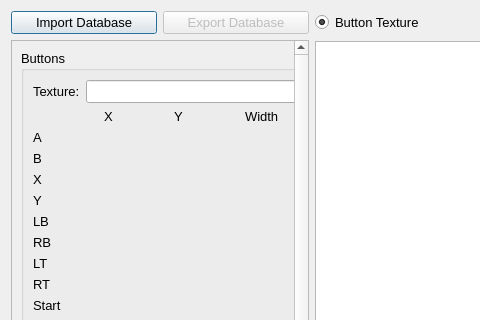
brianuuu/fcoEditor, file databasegenerator.ui: the form before one commit; both pictures show x 0 to 480 and y 0 to 320 of the 846 by 572 pixel window.
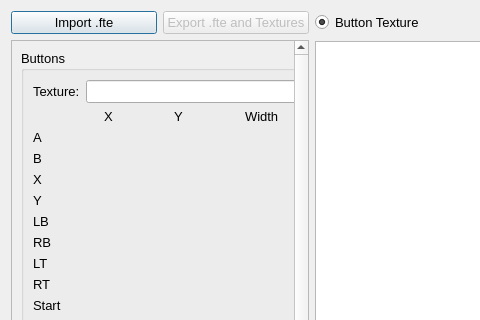
The form after the commit. Custom widgets are drawn as their Qt base class.

Commit message: Fixed bug with paths

```diff
--- a/databasegenerator.ui
+++ b/databasegenerator.ui
@@ -26,7 +26,7 @@
        <item>
         <widget class="QPushButton" name="PB_Import">
          <property name="text">
-          <string>Import Database</string>
+          <string>Import .fte</string>
          </property>
         </widget>
        </item>
@@ -36,7 +36,7 @@
           <bool>false</bool>
          </property>
          <property name="text">
-          <string>Export Database</string>
+          <string>Export .fte and Textures</string>
          </property>
         </widget>
        </item>
```
Left out of the diff: 2 changed lines with no effect on the pictures. The commit also changes 2 other files.
